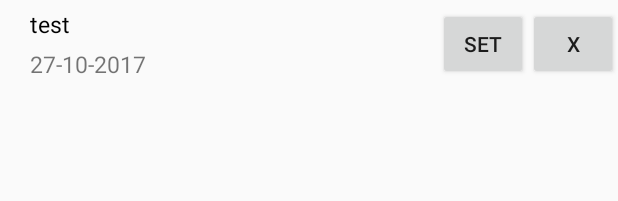
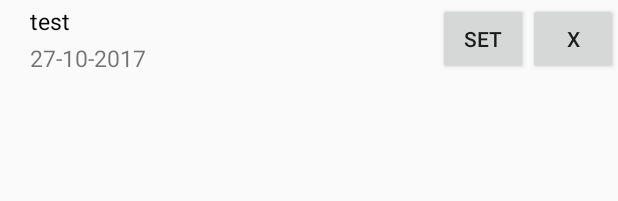
Before and after one commit to akiba1989/IloveMyWife, an Android app: the layout event_row.xml on its own in the app's theme, with its tools: preview values and no code run, on a phone screen of 412 x 824 dp. Shown: the top 201 px of the screen. Run offline under Robolectric (Android 15) with nearby library versions, the phone set to English and light mode, and no system bars.

Commit message:
20171102 21:10

```diff
--- a/app/src/main/res/layout/activity_setting_screen.xml
+++ b/app/src/main/res/layout/activity_setting_screen.xml
@@ -77,6 +77,7 @@
                 android:layout_width="wrap_content"
                 android:layout_height="wrap_content"
                 android:layout_alignParentRight="true"
+                android:layout_centerInParent="true"
                 android:checked="true"
                 android:textSize="17sp"
                 />
@@ -102,7 +103,7 @@
             />
         <mehdi.sakout.fancybuttons.FancyButton
             android:id="@+id/btnDonate"
-            android:layout_width="150dp"
+            android:layout_width="170dp"
             android:layout_height="wrap_content"
             android:text=" DONATE US "
             android:layout_marginLeft="10dp"
--- a/app/src/main/res/layout/event_row.xml
+++ b/app/src/main/res/layout/event_row.xml
@@ -9,8 +9,8 @@
         android:layout_toLeftOf="@+id/buttonList"
         android:gravity="center_vertical"
         android:layout_marginLeft="20dp"
-        android:layout_marginBottom="5dp"
-        android:layout_marginTop="5dp"
+        android:layout_marginBottom="3dp"
+        android:layout_marginTop="3dp"
         android:layout_centerVertical="true"
         android:layout_alignParentLeft="true"
         android:orientation="vertical">
@@ -21,7 +21,7 @@
             android:text="test"
             android:textColor="@android:color/black"
             android:textSize="15sp"
-            android:layout_marginBottom="5dp"
+            android:layout_marginBottom="3dp"
 
             />
         <TextView
```
Also changed, not shown: app/src/main/java/com/bone7/ilovemywife/CalendarScreenActivity.java (+28 -2 lines), app/src/main/java/com/bone7/ilovemywife/MyConfigClass.java (+9 -0 lines).
